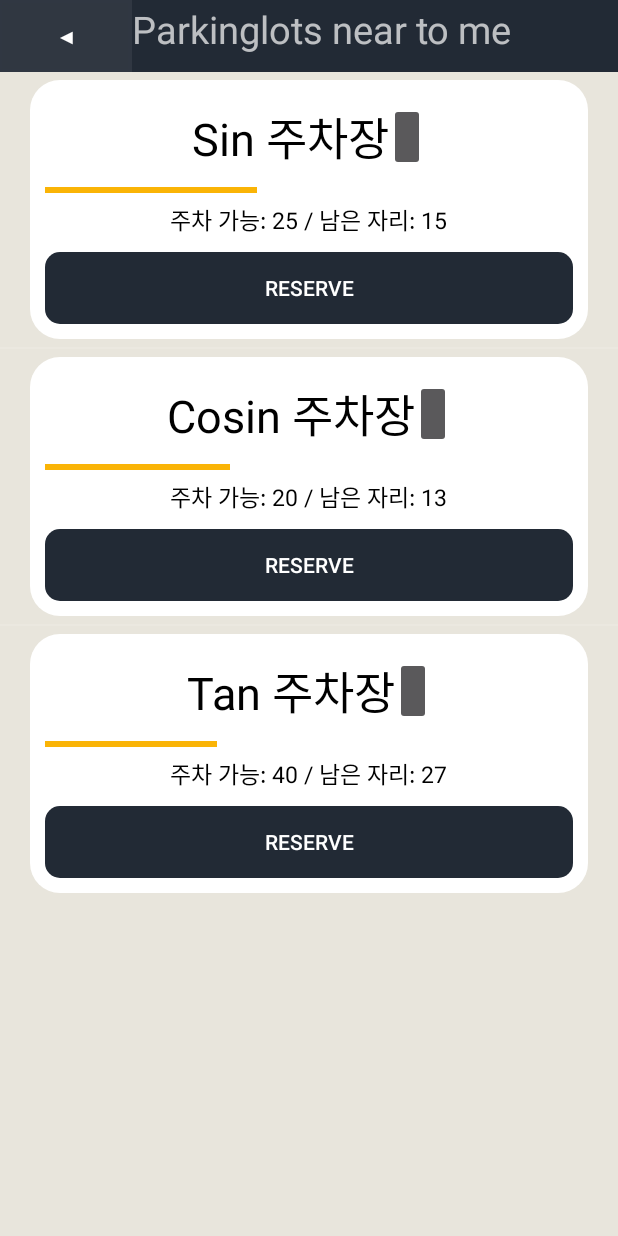
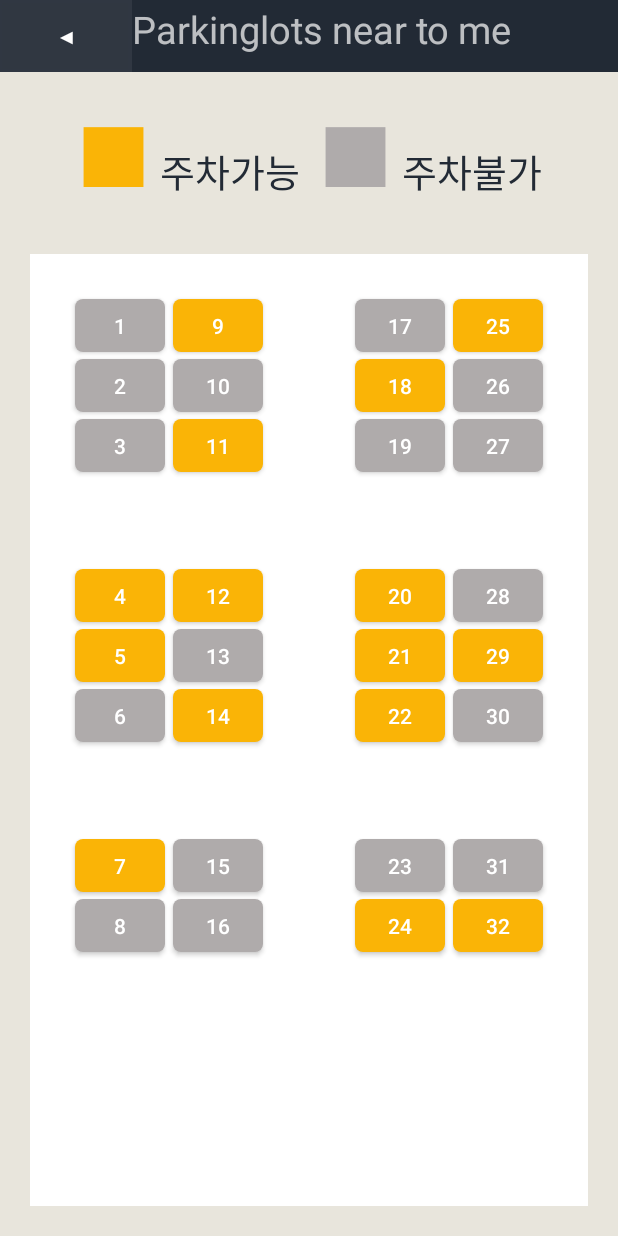
Before and after one commit to oswswo123/androidTeamP, an Android app: the ParkListActivity screen opened directly, with no data from a screen before it, after a tap on "RESERVE", on a phone screen of 412 x 824 dp. Run offline under Robolectric (Android 15) with nearby library versions, the phone set to English and light mode, and no system bars.

Commit message:
주차 현황 액티비티 디자인

```diff
--- a/UcantFindP/app/src/main/AndroidManifest.xml
+++ b/UcantFindP/app/src/main/AndroidManifest.xml
@@ -18,9 +18,9 @@
                 <category android:name="android.intent.category.LAUNCHER" />
             </intent-filter>
         </activity>
-
-        <activity android:name=".MainActivity" /><!-- 지금은 안 쓰는 액티비티 -->
-        <activity android:name=".ParkListActivity"></activity>
+        <activity android:name=".MainActivity" /> <!-- 지금은 안 쓰는 액티비티 -->
+        <activity android:name=".ParkListActivity" />
+        <activity android:name=".ParkingLot"></activity>
     </application>
 
 </manifest>
--- a/UcantFindP/app/src/main/java/io/github/cheesecat47/ucantfindp/ParkListActivity.java
+++ b/UcantFindP/app/src/main/java/io/github/cheesecat47/ucantfindp/ParkListActivity.java
@@ -2,6 +2,7 @@ package io.github.cheesecat47.ucantfindp;
 
 import android.app.Activity;
 import android.app.ListActivity;
+import android.content.Intent;
 import android.os.Handler;
 import android.support.v7.app.AppCompatActivity;
 import android.os.Bundle;
@@ -50,5 +51,7 @@ public class ParkListActivity extends Activity {
         //ReserveBtn을 눌렀을 때 할 onClickListener
         Toast.makeText(ParkListActivity.this, "onClick_ReserveBtn", Toast.LENGTH_SHORT).show();
         Log.i("TAG", "ParkListActivity: onClick_ReserveBtn");
+        Intent GoParkingLot = new Intent(this, ParkingLot.class);
+        startActivity(GoParkingLot);
     }
 }
--- /dev/null
+++ b/UcantFindP/app/src/main/java/io/github/cheesecat47/ucantfindp/ParkingLot.java
@@ -0,0 +1,41 @@
+package io.github.cheesecat47.ucantfindp;
+
+import android.graphics.Color;
+import android.support.v7.app.AppCompatActivity;
+import android.os.Bundle;
+import android.text.SpannableString;
+import android.text.SpannableStringBuilder;
+import android.text.Spanned;
+import android.text.style.AbsoluteSizeSpan;
+import android.text.style.ForegroundColorSpan;
+import android.widget.TextView;
+
+/*
+    주차장의 주차된 현황을 보여주는 액티비티입니다.
+    주차장 리스트 액티비티에서 ReserveBtn을 누르면 넘어와져요
+
+    TopText - 상단에 주차가능 주차불가 부분이에요
+ */
+
+public class ParkingLot extends AppCompatActivity {
+    TextView TopText;
+
+    @Override
+    protected void onCreate(Bundle savedInstanceState) {
+        super.onCreate(savedInstanceState);
+        setContentView(R.layout.activity_parking_lot);
+
+        // 상단부분 주차가능 주차불가 부분
+        TopText = (TextView)findViewById(R.id.TopText1);
+        String str = "■ 주차가능  ■ 주차불가";
+        SpannableStringBuilder spb1 = new SpannableStringBuilder(str);
+        // SpannableStringBuilder를 이용해서 부분별로 색깔이랑 사이즈를 변경
+        spb1.setSpan(new ForegroundColorSpan(Color.parseColor("#FAB406")), 0, 1, Spanned.SPAN_EXCLUSIVE_EXCLUSIVE);
+        spb1.setSpan(new AbsoluteSizeSpan(100), 0, 1, Spanned.SPAN_EXCLUSIVE_EXCLUSIVE);
+        spb1.setSpan(new ForegroundColorSpan(Color.parseColor("#afabab")), 8, 9, Spanned.SPAN_EXCLUSIVE_EXCLUSIVE);
+        spb1.setSpan(new AbsoluteSizeSpan(100), 8, 9, Spanned.SPAN_EXCLUSIVE_EXCLUSIVE);
+        TopText.append(spb1);
+
+        // 아직 주차버튼 리스너는 없어요... 이걸 어떻게 구현해야 할까요...?
+    }
+}
--- /dev/null
+++ b/UcantFindP/app/src/main/res/drawable/drawable_parkinglot_noseat.xml
@@ -0,0 +1,10 @@
+<?xml version="1.0" encoding="utf-8"?>
+<shape xmlns:android="http://schemas.android.com/apk/res/android"
+    android:shape="rectangle">
+    <solid android:color="@color/colorOurGrey" />
+    <corners
+        android:bottomLeftRadius="5dp"
+        android:bottomRightRadius="5dp"
+        android:topLeftRadius="5dp"
+        android:topRightRadius="5dp" />
+</shape>
--- /dev/null
+++ b/UcantFindP/app/src/main/res/drawable/drawable_parkinglot_withseat.xml
@@ -0,0 +1,10 @@
+<?xml version="1.0" encoding="utf-8"?>
+<shape xmlns:android="http://schemas.android.com/apk/res/android"
+    android:shape="rectangle">
+    <solid android:color="@color/colorOurYellow" />
+    <corners
+        android:bottomLeftRadius="5dp"
+        android:bottomRightRadius="5dp"
+        android:topLeftRadius="5dp"
+        android:topRightRadius="5dp" />
+</shape>
--- /dev/null
+++ b/UcantFindP/app/src/main/res/layout/activity_parking_lot.xml
@@ -0,0 +1,392 @@
+<?xml version="1.0" encoding="utf-8"?>
+<LinearLayout xmlns:android="http://schemas.android.com/apk/res/android"
+    xmlns:app="http://schemas.android.com/apk/res-auto"
+    xmlns:tools="http://schemas.android.com/tools"
+    android:layout_width="match_parent"
+    android:layout_height="match_parent"
+    android:background="@color/colorOurIvory"
+    android:orientation="vertical"
+    tools:context=".ParkingLot">
+
+    <!-- 상단 바 -->
+    <LinearLayout
+        android:layout_width="match_parent"
+        android:layout_height="wrap_content"
+        android:background="@color/colorOurBlack">
+
+        <Button
+            android:layout_width="wrap_content"
+            android:layout_height="wrap_content"
+            android:background="#10ffffff"
+            android:text="◀" />
+
+        <TextView
+            android:layout_width="wrap_content"
+            android:layout_height="wrap_content"
+            android:text="@string/nearParkinglots"
+            android:textSize="25sp" />
+    </LinearLayout>
+
+    <TextView
+        android:id="@+id/TopText1"
+        android:layout_width="match_parent"
+        android:layout_height="wrap_content"
+        android:gravity="center_horizontal"
+        android:paddingTop="5dp"
+        android:paddingBottom="5dp"
+        android:textColor="@color/colorOurBlack"
+        android:textSize="25dp" />
+
+    <!-- 여기서부터 주차 현황 버튼들입니다 -->
+    <!-- 차가 있는 곳은 background에 withseat -->
+    <!-- 차가 없는 곳은 background에 noseat -->
+    <android.support.constraint.ConstraintLayout
+        android:layout_width="match_parent"
+        android:layout_height="match_parent"
+        android:layout_margin="20dp"
+        android:background="#fff">
+
+        <!-- 첫번째 줄 버튼 -->
+        <Button
+            android:id="@+id/button1"
+            android:layout_width="60dp"
+            android:layout_height="35dp"
+            android:layout_marginStart="30dp"
+            android:layout_marginTop="30dp"
+            android:background="@drawable/drawable_parkinglot_noseat"
+            android:text="1"
+            app:layout_constraintStart_toStartOf="parent"
+            app:layout_constraintTop_toTopOf="parent" />
+        <Button
+            android:id="@+id/button2"
+            android:layout_width="60dp"
+            android:layout_height="35dp"
+            android:layout_marginStart="30dp"
+            android:layout_marginTop="70dp"
+            android:background="@drawable/drawable_parkinglot_noseat"
+            android:text="2"
+            app:layout_constraintStart_toStartOf="parent"
+            app:layout_constraintTop_toTopOf="parent" />
+        <Button
+            android:id="@+id/button3"
+            android:layout_width="60dp"
+            android:layout_height="35dp"
+            android:layout_marginStart="30dp"
+            android:layout_marginTop="110dp"
+            android:background="@drawable/drawable_parkinglot_noseat"
+            android:text="3"
+            app:layout_constraintStart_toStartOf="parent"
+            app:layout_constraintTop_toTopOf="parent" />
+
+        <Button
+            android:id="@+id/button4"
+            android:layout_width="60dp"
+            android:layout_height="35dp"
+            android:layout_marginStart="30dp"
+            android:layout_marginTop="210dp"
+            android:background="@drawable/drawable_parkinglot_withseat"
+            android:text="4"
+            app:layout_constraintStart_toStartOf="parent"
+            app:layout_constraintTop_toTopOf="parent" />
+        <Button
+            android:id="@+id/button5"
+            android:layout_width="60dp"
+            android:layout_height="35dp"
+            android:layout_marginStart="30dp"
+            android:layout_marginTop="250dp"
+            android:background="@drawable/drawable_parkinglot_withseat"
+            android:text="5"
+            app:layout_constraintStart_toStartOf="parent"
+            app:layout_constraintTop_toTopOf="parent" />
+        <Button
+            android:id="@+id/button6"
+            android:layout_width="60dp"
+            android:layout_height="35dp"
+            android:layout_marginStart="30dp"
+            android:layout_marginTop="290dp"
+            android:background="@drawable/drawable_parkinglot_noseat"
+            android:text="6"
+            app:layout_constraintStart_toStartOf="parent"
+            app:layout_constraintTop_toTopOf="parent" />
+
+        <Button
+            android:id="@+id/button7"
+            android:layout_width="60dp"
+            android:layout_height="35dp"
+            android:layout_marginStart="30dp"
+            android:layout_marginTop="390dp"
+            android:background="@drawable/drawable_parkinglot_withseat"
+            android:text="7"
+            app:layout_constraintStart_toStartOf="parent"
+            app:layout_constraintTop_toTopOf="parent" />
+        <Button
+            android:id="@+id/button8"
+            android:layout_width="60dp"
+            android:layout_height="35dp"
+            android:layout_marginStart="30dp"
+            android:layout_marginTop="430dp"
+            android:background="@drawable/drawable_parkinglot_noseat"
+            android:text="8"
+            app:layout_constraintStart_toStartOf="parent"
+            app:layout_constraintTop_toTopOf="parent" />
+
+
+        <!-- 두번째 줄 버튼 -->
+        <Button
+            android:id="@+id/button9"
+            android:layout_width="60dp"
+            android:layout_height="35dp"
+            android:layout_marginStart="95dp"
+            android:layout_marginTop="30dp"
+            android:background="@drawable/drawable_parkinglot_withseat"
+            android:text="9"
+            app:layout_constraintStart_toStartOf="parent"
+            app:layout_constraintTop_toTopOf="parent" />
+        <Button
+            android:id="@+id/button10"
+            android:layout_width="60dp"
+            android:layout_height="35dp"
+            android:layout_marginStart="95dp"
+            android:layout_marginTop="70dp"
+            android:background="@drawable/drawable_parkinglot_noseat"
+            android:text="10"
+            app:layout_constraintStart_toStartOf="parent"
+            app:layout_constraintTop_toTopOf="parent" />
+        <Button
+            android:id="@+id/button11"
+            android:layout_width="60dp"
+            android:layout_height="35dp"
+            android:layout_marginStart="95dp"
+            android:layout_marginTop="110dp"
+            android:background="@drawable/drawable_parkinglot_withseat"
+            android:text="11"
+            app:layout_constraintStart_toStartOf="parent"
+            app:layout_constraintTop_toTopOf="parent" />
+
+        <Button
+            android:id="@+id/button12"
+            android:layout_width="60dp"
+            android:layout_height="35dp"
+            android:layout_marginStart="95dp"
+            android:layout_marginTop="210dp"
+            android:background="@drawable/drawable_parkinglot_withseat"
+            android:text="12"
+            app:layout_constraintStart_toStartOf="parent"
+            app:layout_constraintTop_toTopOf="parent" />
+        <Button
+            android:id="@+id/button13"
+            android:layout_width="60dp"
+            android:layout_height="35dp"
+            android:layout_marginStart="95dp"
+            android:layout_marginTop="250dp"
+            android:background="@drawable/drawable_parkinglot_noseat"
+            android:text="13"
+            app:layout_constraintStart_toStartOf="parent"
+            app:layout_constraintTop_toTopOf="parent" />
+        <Button
+            android:id="@+id/button14"
+            android:layout_width="60dp"
+            android:layout_height="35dp"
+            android:layout_marginStart="95dp"
+            android:layout_marginTop="290dp"
+            android:background="@drawable/drawable_parkinglot_withseat"
+            android:text="14"
+            app:layout_constraintStart_toStartOf="parent"
+            app:layout_constraintTop_toTopOf="parent" />
+
+        <Button
+            android:id="@+id/button15"
+            android:layout_width="60dp"
+            android:layout_height="35dp"
+            android:layout_marginStart="95dp"
+            android:layout_marginTop="390dp"
+            android:background="@drawable/drawable_parkinglot_noseat"
+            android:text="15"
+            app:layout_constraintStart_toStartOf="parent"
+            app:layout_constraintTop_toTopOf="parent" />
+        <Button
+            android:id="@+id/button16"
+            android:layout_width="60dp"
+            android:layout_height="35dp"
+            android:layout_marginStart="95dp"
+            android:layout_marginTop="430dp"
+            android:background="@drawable/drawable_parkinglot_noseat"
+            android:text="16"
+            app:layout_constraintStart_toStartOf="parent"
+            app:layout_constraintTop_toTopOf="parent" />
+
+
+        <!-- 세번째 줄 버튼 -->
+        <Button
+            android:id="@+id/button17"
+            android:layout_width="60dp"
+            android:layout_height="35dp"
+            android:layout_marginTop="30dp"
+            android:layout_marginEnd="95dp"
+            android:background="@drawable/drawable_parkinglot_noseat"
+            android:text="17"
+            app:layout_constraintEnd_toEndOf="parent"
+            app:layout_constraintTop_toTopOf="parent" />
+        <Button
+            android:id="@+id/button18"
+            android:layout_width="60dp"
+            android:layout_height="35dp"
+            android:layout_marginTop="70dp"
+            android:layout_marginEnd="95dp"
+            android:background="@drawable/drawable_parkinglot_withseat"
+            android:text="18"
+            app:layout_constraintEnd_toEndOf="parent"
+            app:layout_constraintTop_toTopOf="parent" />
+        <Button
+            android:id="@+id/button19"
+            android:layout_width="60dp"
+            android:layout_height="35dp"
+            android:layout_marginTop="110dp"
+            android:layout_marginEnd="95dp"
+            android:background="@drawable/drawable_parkinglot_noseat"
+            android:text="19"
+            app:layout_constraintEnd_toEndOf="parent"
+            app:layout_constraintTop_toTopOf="parent" />
+
+        <Button
+            android:id="@+id/button20"
+            android:layout_width="60dp"
+            android:layout_height="35dp"
+            android:layout_marginTop="210dp"
+            android:layout_marginEnd="95dp"
+            android:background="@drawable/drawable_parkinglot_withseat"
+            android:text="20"
+            app:layout_constraintEnd_toEndOf="parent"
+            app:layout_constraintTop_toTopOf="parent" />
+        <Button
+            android:id="@+id/button21"
+            android:layout_width="60dp"
+            android:layout_height="35dp"
+            android:layout_marginTop="250dp"
+            android:layout_marginEnd="95dp"
+            android:background="@drawable/drawable_parkinglot_withseat"
+            android:text="21"
+            app:layout_constraintEnd_toEndOf="parent"
+            app:layout_constraintTop_toTopOf="parent" />
+        <Button
+            android:id="@+id/button22"
+            android:layout_width="60dp"
+            android:layout_height="35dp"
+            android:layout_marginTop="290dp"
+            android:layout_marginEnd="95dp"
+            android:background="@drawable/drawable_parkinglot_withseat"
+            android:text="22"
+            app:layout_constraintEnd_toEndOf="parent"
+            app:layout_constraintTop_toTopOf="parent" />
+
+        <Button
+            android:id="@+id/button23"
+            android:layout_width="60dp"
+            android:layout_height="35dp"
+            android:layout_marginTop="390dp"
+            android:layout_marginEnd="95dp"
+            android:background="@drawable/drawable_parkinglot_noseat"
+            android:text="23"
+            app:layout_constraintEnd_toEndOf="parent"
+            app:layout_constraintTop_toTopOf="parent" />
+        <Button
+            android:id="@+id/button24"
+            android:layout_width="60dp"
+            android:layout_height="35dp"
+            android:layout_marginTop="430dp"
+            android:layout_marginEnd="95dp"
+            android:background="@drawable/drawable_parkinglot_withseat"
+            android:text="24"
+            app:layout_constraintEnd_toEndOf="parent"
+            app:layout_constraintTop_toTopOf="parent" />
+
+
+        <!-- 네번째 줄 버튼 -->
+        <Button
+            android:id="@+id/button25"
+            android:layout_width="60dp"
+            android:layout_height="35dp"
+            android:layout_marginTop="30dp"
+            android:layout_marginEnd="30dp"
+            android:background="@drawable/drawable_parkinglot_withseat"
+            android:text="25"
+            app:layout_constraintEnd_toEndOf="parent"
+            app:layout_constraintTop_toTopOf="parent" />
+        <Button
+            android:id="@+id/button26"
+            android:layout_width="60dp"
+            android:layout_height="35dp"
+            android:layout_marginTop="70dp"
+            android:layout_marginEnd="30dp"
+            android:background="@drawable/drawable_parkinglot_noseat"
+            android:text="26"
+            app:layout_constraintEnd_toEndOf="parent"
+            app:layout_constraintTop_toTopOf="parent" />
+        <Button
+            android:id="@+id/button27"
+            android:layout_width="60dp"
+            android:layout_height="35dp"
+            android:layout_marginTop="110dp"
+            android:layout_marginEnd="30dp"
+            android:background="@drawable/drawable_parkinglot_noseat"
+            android:text="27"
+            app:layout_constraintEnd_toEndOf="parent"
+            app:layout_constraintTop_toTopOf="parent" />
+
+        <Button
+            android:id="@+id/button28"
+            android:layout_width="60dp"
+            android:layout_height="35dp"
+            android:layout_marginTop="210dp"
+            android:layout_marginEnd="30dp"
+            android:background="@drawable/drawable_parkinglot_noseat"
+            android:text="28"
+            app:layout_constraintEnd_toEndOf="parent"
+            app:layout_constraintTop_toTopOf="parent" />
+        <Button
+            android:id="@+id/button29"
+            android:layout_width="60dp"
+            android:layout_height="35dp"
+            android:layout_marginTop="250dp"
+            android:layout_marginEnd="30dp"
+            android:background="@drawable/drawable_parkinglot_withseat"
+            android:text="29"
+            app:layout_constraintEnd_toEndOf="parent"
+            app:layout_constraintTop_toTopOf="parent" />
+        <Button
+            android:id="@+id/button30"
+            android:layout_width="60dp"
+            android:layout_height="35dp"
+            android:layout_marginTop="290dp"
+            android:layout_marginEnd="30dp"
+            android:background="@drawable/drawable_parkinglot_noseat"
+            android:text="30"
+            app:layout_constraintEnd_toEndOf="parent"
+            app:layout_constraintTop_toTopOf="parent" />
+
+        <Button
+            android:id="@+id/button31"
+            android:layout_width="60dp"
+            android:layout_height="35dp"
+            android:layout_marginTop="390dp"
+            android:layout_marginEnd="30dp"
+            android:background="@drawable/drawable_parkinglot_noseat"
+            android:text="31"
+            app:layout_constraintEnd_toEndOf="parent"
+            app:layout_constraintTop_toTopOf="parent" />
+        <Button
+            android:id="@+id/button32"
+            android:layout_width="60dp"
+            android:layout_height="35dp"
+            android:layout_marginTop="430dp"
+            android:layout_marginEnd="30dp"
+            android:background="@drawable/drawable_parkinglot_withseat"
+            android:text="32"
+            app:layout_constraintEnd_toEndOf="parent"
+            app:layout_constraintTop_toTopOf="parent" />
+
+
+
+    </android.support.constraint.ConstraintLayout>
+
+</LinearLayout>
```
